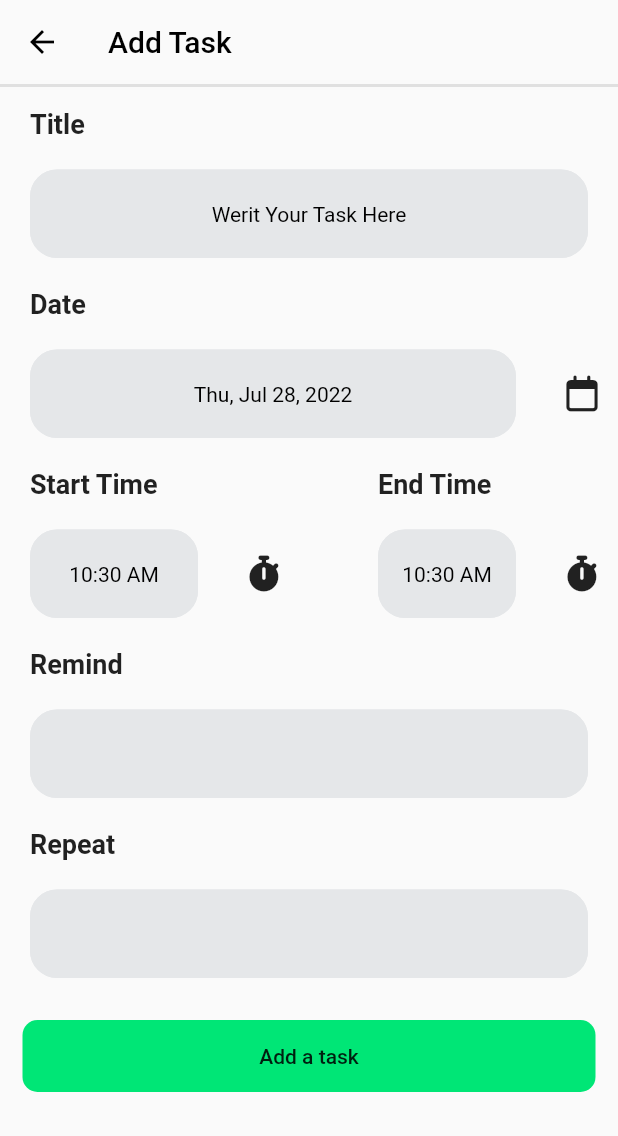
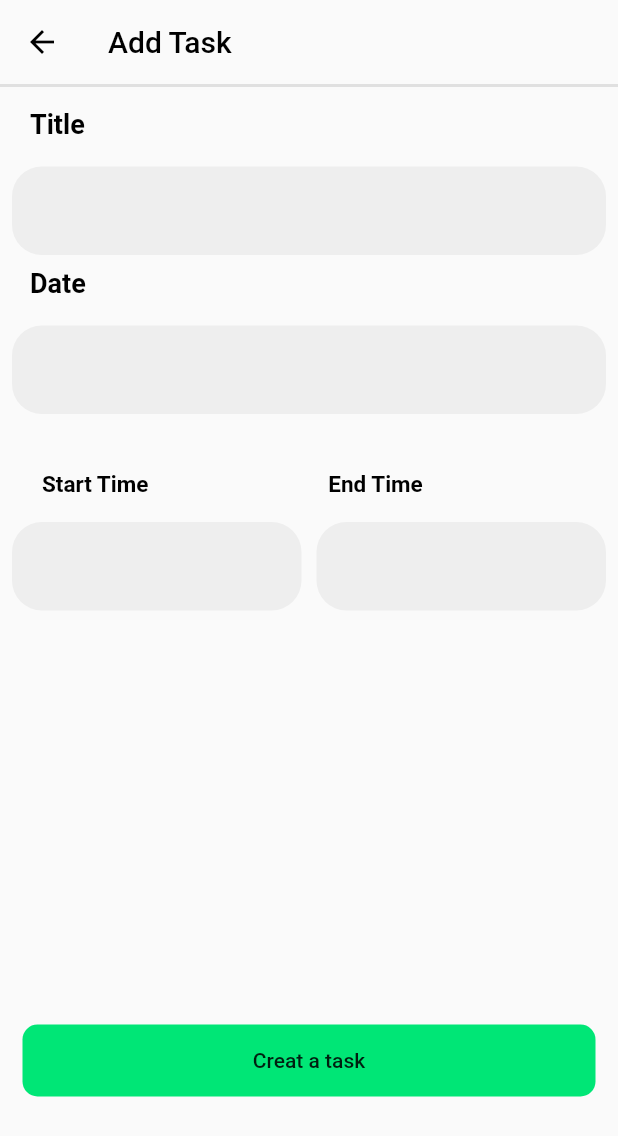
Before and after one commit to aafndeenaa/to-do-algoriza, a Flutter app: the screen it shows after launch, after a tap on "Add a task", on a phone screen of 412 x 824 dp. Shown: the top 1136 px of the screen. Run offline on Flutter 3.47's test engine with Material 2 defaults, Android fonts, the phone set to English and light mode, and no system bars; our stand-ins replace font_awesome_flutter, sqflite; accounts and stored records are empty.

Commit message:
edit some screens

```diff
--- a/lib/componanat.dart
+++ b/lib/componanat.dart
@@ -2,59 +2,41 @@ import 'package:flutter/material.dart';
 
 import 'package:flutter/widgets.dart';
 
-class MyFormField extends StatelessWidget {
-  final String? hint;
-  final String validaiton;
-  final TextInputType keyBordType;
+class MyForm extends StatelessWidget {
   final TextEditingController controller;
-  final Function()? onClick;
+  final TextInputType? type;
+  final FormFieldValidator<String>? validator;
+  final GestureTapCallback? onTap;
+  final double radius;
+  final IconData? suffix;
+  final Function()? suffixPressed;
 
-  const MyFormField({
+  const MyForm({
     Key? key,
-    this.hint,
     required this.controller,
-    required this.validaiton,
-    required this.keyBordType,
-    this.onClick,
+    this.type,
+    required this.validator,
+    this.onTap,
+    this.radius = 0.0,
+    this.suffix,
+    this.suffixPressed,
   }) : super(key: key);
 
   @override
   Widget build(BuildContext context) {
-    return Padding(
-      padding: const EdgeInsets.all(20.0),
-      child: TextFormField(
-        validator: (value) {
-          if (value!.isEmpty) {
-            return validaiton;
-          }
-          return null;
-        },
-        controller: controller,
-        cursorColor: Colors.black,
-        keyboardType: keyBordType,
-        textAlign: TextAlign.center,
-        maxLines: 1,
-        decoration: InputDecoration(
-          focusedBorder: const OutlineInputBorder(
-            borderSide: BorderSide(
-              color: Color.fromARGB(255, 229, 231, 233),
-            ),
-          ),
-          enabledBorder: OutlineInputBorder(
-            borderRadius: BorderRadius.circular(18),
-            borderSide: const BorderSide(
-              color: Color.fromARGB(255, 229, 231, 233),
-            ),
-          ),
-          fillColor: const Color.fromARGB(255, 229, 231, 233),
-          filled: true,
-          border: const OutlineInputBorder(
-            borderSide: BorderSide(
-              color: Color.fromARGB(255, 229, 231, 233),
-            ),
-          ),
-          hintText: hint,
-          hintStyle: const TextStyle(fontSize: 14, color: Colors.black),
+    return TextFormField(
+      controller: controller,
+      keyboardType: type,
+      validator: validator,
+      onTap: onTap,
+      decoration: InputDecoration(
+        errorBorder:
+            OutlineInputBorder(borderSide: BorderSide(color: Colors.red)),
+        fillColor: Colors.grey[200],
+        filled: true,
+        border: OutlineInputBorder(
+          borderRadius: BorderRadius.circular(20.0),
+          borderSide: BorderSide.none,
         ),
       ),
     );
@@ -62,17 +44,30 @@ class MyFormField extends StatelessWidget {
 }
 
 class HeadrTitle extends StatelessWidget {
-  String Headr;
+  String headr;
+  FontWeight fontwidth;
+  double fontSize;
+  Color textColor;
 
-  HeadrTitle({Key? key, required this.Headr}) : super(key: key);
+  HeadrTitle(
+      {Key? key,
+      required this.headr,
+      required this.textColor,
+      required this.fontSize,
+      required this.fontwidth})
+      : super(key: key);
 
   @override
   Widget build(BuildContext context) {
     return Padding(
       padding: const EdgeInsets.only(left: 20),
       child: Text(
-        Headr,
-        style: const TextStyle(fontSize: 18, fontWeight: FontWeight.bold),
+        headr,
+        style: TextStyle(
+          fontWeight: fontwidth,
+          fontSize: fontSize,
+          color: textColor,
+        ),
       ),
     );
   }
--- a/lib/screens/add_task_screen/add_task_screen.dart
+++ b/lib/screens/add_task_screen/add_task_screen.dart
@@ -1,5 +1,4 @@
 import 'package:flutter/material.dart';
-import 'package:font_awesome_flutter/font_awesome_flutter.dart';
 import 'package:intl/intl.dart';
 import 'package:note_app/componanat.dart';
 
@@ -50,9 +49,9 @@ class _AddTaskScreenState extends State<AddTaskScreen> {
           style: TextStyle(color: Colors.black),
         ),
       ),
-      body: SingleChildScrollView(
-        child: Form(
+      body: Form(
         key: formKey,
+        child: SingleChildScrollView(
           child: Column(
             crossAxisAlignment: CrossAxisAlignment.start,
             children: [
@@ -64,154 +63,150 @@ class _AddTaskScreenState extends State<AddTaskScreen> {
               const SizedBox(
                 height: 14,
               ),
-              HeadrTitle(Headr: "Title"),
-              MyFormField(
-                hint: 'Werit Your Task Here',
+              HeadrTitle(
+                  headr: 'Title',
+                  fontwidth: FontWeight.bold,
+                  fontSize: 18,
+                  textColor: Colors.black),
+              const SizedBox(
+                height: 10,
+              ),
+              Padding(
+                padding: const EdgeInsets.all(8.0),
+                child: MyForm(
+                  type: TextInputType.text,
                   controller: titleController,
-                validaiton: 'title must not be empty',
-                keyBordType: TextInputType.text,
+                  validator: (value) {
+                    if (value!.isEmpty) {
+                      return '  Pleas add title ';
+                    }
+                  },
                 ),
-              HeadrTitle(Headr: "Date"),
-              Row(
-                children: [
-                  Expanded(
-                    child: MyFormField(
-                        onClick: () {},
-                        hint: DateFormat.yMMMEd().format(selectedDate),
+              ),
+              HeadrTitle(
+                  headr: "Date",
+                  textColor: Colors.black,
+                  fontSize: 18,
+                  fontwidth: FontWeight.bold),
+              const SizedBox(
+                height: 10,
+              ),
+              Padding(
+                padding: const EdgeInsets.only(
+                  left: 8.0,
+                  right: 8.0,
+                  top: 8.0,
+                ),
+                child: MyForm(
                   controller: dateController,
-                        validaiton: 'you must add date',
-                        keyBordType: TextInputType.datetime),
-                  ),
-                  IconButton(
-                      onPressed: () async {
-                        return await showDatePicker(
+                  type: TextInputType.datetime,
+                  radius: 10.0,
+                  onTap: () {
+                    showDatePicker(
                       context: context,
-                          initialDate: selectedDate,
-                          firstDate: selectedDate,
-                          lastDate: DateTime.parse('2025-12-31'),
+                      initialDate: DateTime.now(),
+                      firstDate: DateTime.now(),
+                      lastDate: DateTime.parse('2025-08-31'),
                     ).then((value) {
-                          if (value == null) {
-                            setState(() {
-                              selectedDate = value!;
-                            });
-                          } else {
-                            return null;
-                          }
+                      dateController.text = DateFormat.yMMMd().format(value!);
+                      debugPrint(DateFormat.yMMMd().format(value));
                     });
                   },
-                      icon: Icon(FontAwesomeIcons.calendar))
+                  validator: (String? value) {
+                    if (value!.isEmpty) {
+                      return '  Pleas add Date ';
+                    }
+                  },
+                ),
+              ),
+              const SizedBox(
+                height: 10.0,
+              ),
+              Padding(
+                padding: const EdgeInsets.all(8.0),
+                child: Row(
+                  children: [
+                    Padding(
+                      padding: const EdgeInsets.only(top: 20.0),
+                      child: HeadrTitle(
+                          headr: 'Start Time',
+                          fontwidth: FontWeight.bold,
+                          fontSize: 15,
+                          textColor: Colors.black),
+                    ),
+                    const SizedBox(
+                      width: 100,
+                    ),
+                    Padding(
+                      padding: const EdgeInsets.only(top: 20.0),
+                      child: HeadrTitle(
+                          headr: 'End Time',
+                          fontwidth: FontWeight.bold,
+                          fontSize: 15,
+                          textColor: Colors.black),
+                    ),
                   ],
                 ),
-              Row(
-                mainAxisAlignment: MainAxisAlignment.spaceBetween,
-                children: [
-                  Column(
-                    crossAxisAlignment: CrossAxisAlignment.start,
-                    children: [
-                      HeadrTitle(Headr: "Start Time"),
-                      Container(
-                        width: 200,
+              ),
+              Padding(
+                padding: const EdgeInsets.all(8.0),
                 child: Row(
                   children: [
                     Expanded(
-                              child: MyFormField(
-                                  onClick: () {},
-                                  hint: startTime,
-                                  controller: dateController,
-                                  validaiton: 'you must add date',
-                                  keyBordType: TextInputType.datetime),
-                            ),
-                            IconButton(
-                                onPressed: () async {
-                                  await showTimePicker(
+                      child: MyForm(
+                        controller: startTimeController,
+                        type: TextInputType.datetime,
+                        validator: (value) {
+                          if (value!.isEmpty) {
+                            return 'Please Enter Your Start Date';
+                          }
+                          return null;
+                        },
+                        radius: 10.0,
+                        suffix: Icons.watch_later_outlined,
+                        onTap: () {
+                          showTimePicker(
                             context: context,
-                                    initialTime: isStartTime
-                                        ? TimeOfDay.fromDateTime(DateTime.now())
-                                        : TimeOfDay.fromDateTime(
-                                            DateTime.now()
-                                                .add(const Duration(hours: 1)),
-                                          ),
-                                    errorInvalidText: 'تنسيق خاطئ',
-                                    initialEntryMode: TimePickerEntryMode.input,
+                            initialTime: TimeOfDay.now(),
                           ).then((value) {
-                                    if (value != null) {
-                                      String formatted =
-                                          value.format(context).toString();
-                                      isStartTime
-                                          ? startTime = formatted
-                                          : endTime = formatted;
-                                      setState(() {});
-                                    } else {
-                                      return;
-                                    }
+                            startTimeController.text = value!.format(context);
+                            debugPrint(value.format(context));
                           });
                         },
-                                icon: Icon(FontAwesomeIcons.stopwatch))
-                          ],
+                      ),
+                    ),
+                    const SizedBox(
+                      width: 10.0,
+                    ),
+                    Expanded(
+                      child: MyForm(
+                        controller: endTimeController,
+                        type: TextInputType.datetime,
+                        validator: (value) {
+                          if (value!.isEmpty) {
+                            return 'Please Enter Your End date';
+                          }
+                          return null;
+                        },
+                        radius: 10.0,
+                        suffix: Icons.watch_later_outlined,
+                        onTap: () {
+                          showTimePicker(
+                            context: context,
+                            initialTime: TimeOfDay.now(),
+                          ).then((value) {
+                            endTimeController.text = value!.format(context);
+                            debugPrint(value.format(context));
+                          });
+                        },
                       ),
                     ),
                   ],
                 ),
-                  Column(
-                    crossAxisAlignment: CrossAxisAlignment.start,
-                    children: [
-                      HeadrTitle(Headr: "End Time"),
-                      Container(
-                        width: 180,
-                        child: Row(
-                          children: [
-                            Expanded(
-                              child: MyFormField(
-                                  hint: endTime,
-                                  controller: endTimeController,
-                                  validaiton: 'you must add end date',
-                                  keyBordType: TextInputType.datetime),
               ),
-                            IconButton(
-                                onPressed: () async {
-                                  await showTimePicker(
-                                    context: context,
-                                    initialTime: isStartTime
-                                        ? TimeOfDay.fromDateTime(DateTime.now())
-                                        : TimeOfDay.fromDateTime(
-                                            DateTime.now()
-                                                .add(const Duration(hours: 1)),
+              const SizedBox(
+                height: 260,
               ),
-                                    errorInvalidText: 'تنسيق خاطئ',
-                                    initialEntryMode: TimePickerEntryMode.input,
-                                  ).then((value) {
-                                    if (value != null) {
-                                      String formatted =
-                                          value.format(context).toString();
-                                      isStartTime
-                                          ? startTime = formatted
-                                          : endTime = formatted;
-                                      setState(() {});
-                                    } else {
-                                      return;
-                                    }
-                                  });
-                                },
-                                icon: Icon(FontAwesomeIcons.stopwatch))
-                          ],
-                        ),
-                      ),
-                    ],
-                  ),
-                ],
-              ),
-              HeadrTitle(Headr: 'Remind'),
-              MyFormField(
-                  onClick: () {},
-                  controller: remindController,
-                  validaiton: 'you must add remindr',
-                  keyBordType: TextInputType.datetime),
-              HeadrTitle(Headr: 'Repeat'),
-              MyFormField(
-                  onClick: () {},
-                  controller: repeatController,
-                  validaiton: 'you must add repeat',
-                  keyBordType: TextInputType.datetime),
               Padding(
                 padding: const EdgeInsets.only(
                     left: 15, right: 15, bottom: 30, top: 8),
@@ -221,8 +216,10 @@ class _AddTaskScreenState extends State<AddTaskScreen> {
                       borderRadius: BorderRadius.circular(10)),
                   width: double.infinity,
                   child: MaterialButton(
-                    onPressed: () {},
-                    child: const Text('Add a task'),
+                    onPressed: () {
+                      if (formKey.currentState!.validate()) {}
+                    },
+                    child: const Text('Creat a task'),
                   ),
                 ),
               ),
--- a/lib/screens/board_screen/board_screen.dart
+++ b/lib/screens/board_screen/board_screen.dart
@@ -4,6 +4,7 @@ import 'package:note_app/screens/all_task_screen/all_tasks_screen.dart';
 import 'package:note_app/screens/compelet_screen/completed_tasks_screen.dart';
 import 'package:note_app/screens/favorite_screen/favorites_screen.dart';
 import 'package:note_app/screens/un_compeleted_screen/uncompleted_tasks_screen.dart';
+import 'package:note_app/shared.dart';
 import 'package:sqflite/sqflite.dart';
 
 class BoardScreen extends StatefulWidget {
@@ -96,15 +97,24 @@ class _BoardScreenState extends State<BoardScreen> {
         'error when create table ${error.toString()}';
       });
     }, onOpen: (database) {
+      GetDataFromDataBase(database).then((value) {
+        tasks = value;
+        debugPrint('tasks');
+      });
       debugPrint('table opend ');
     });
   }
 
-  void InsertDataBase() {
+  void InsertDataBase({
+    required String title,
+    required String date,
+    required String startTime,
+    required String endTime,
+  }) {
     database.transaction((txn) async {
       await txn
           .rawInsert(
-              'INSERT INTO tasks(title, date, startTime, endTime, remind, repeat) VALUES("first task","20","10","15","20","weakly")')
+              'INSERT INTO tasks(title, date, startTime, endTime, remind, repeat) VALUES("$title","$date","$startTime","$endTime","null","null")')
           .then((value) {
         debugPrint('$value isert done ');
       }).catchError((error) {
@@ -112,4 +122,8 @@ class _BoardScreenState extends State<BoardScreen> {
       });
     });
   }
+
+  Future<List<Map>> GetDataFromDataBase(database) async {
+    return await database.rawQuery('SELECT * FROM tasks');
+  }
 }
--- a/lib/screens/compelet_screen/completed_tasks_screen.dart
+++ b/lib/screens/compelet_screen/completed_tasks_screen.dart
@@ -4,6 +4,8 @@ class CompletedTasksScreen extends StatelessWidget {
 
   @override
   Widget build(BuildContext context) {
-    return Container(color: Colors.cyanAccent,);
+    return Container(
+      color: Colors.white,
+    );
   }
 }
--- a/lib/screens/un_compeleted_screen/uncompleted_tasks_screen.dart
+++ b/lib/screens/un_compeleted_screen/uncompleted_tasks_screen.dart
@@ -4,6 +4,8 @@ class UncompletedTasksScreen extends StatelessWidget {
 
   @override
   Widget build(BuildContext context) {
-    return Container(color: Colors.amberAccent,);
+    return Container(
+      color: Colors.white,
+    );
   }
 }
--- a/lib/task_item.dart
+++ b/lib/task_item.dart
@@ -1,5 +1,6 @@
 import 'package:flutter/material.dart';
 import 'package:font_awesome_flutter/font_awesome_flutter.dart';
+import 'package:note_app/shared.dart';
 
 class TaskItem extends StatefulWidget {
    const TaskItem({Key? key}) : super(key: key);
@@ -19,14 +20,17 @@ class _TaskItemState extends State<TaskItem> {
         children: [
           Checkbox(
               checkColor: Colors.amberAccent,
-              shape: RoundedRectangleBorder(borderRadius: BorderRadius.circular(5)),
+              shape: RoundedRectangleBorder(
+                  borderRadius: BorderRadius.circular(5)),
               value: isChecked,
-              onChanged: (value){
+              onChanged: (value) {
                 setState(() {
-                  isChecked=value!;
+                  isChecked = value!;
                 });
               }),
-          const Expanded(child: Text('Design team meeting')),
+          Expanded(
+            child: Text('i cant show data'),
+          ),
           IconButton(
             onPressed: () {},
             icon: Icon(FontAwesomeIcons.heart),
```
Lines whose indentation alone changed are shown as unchanged.
